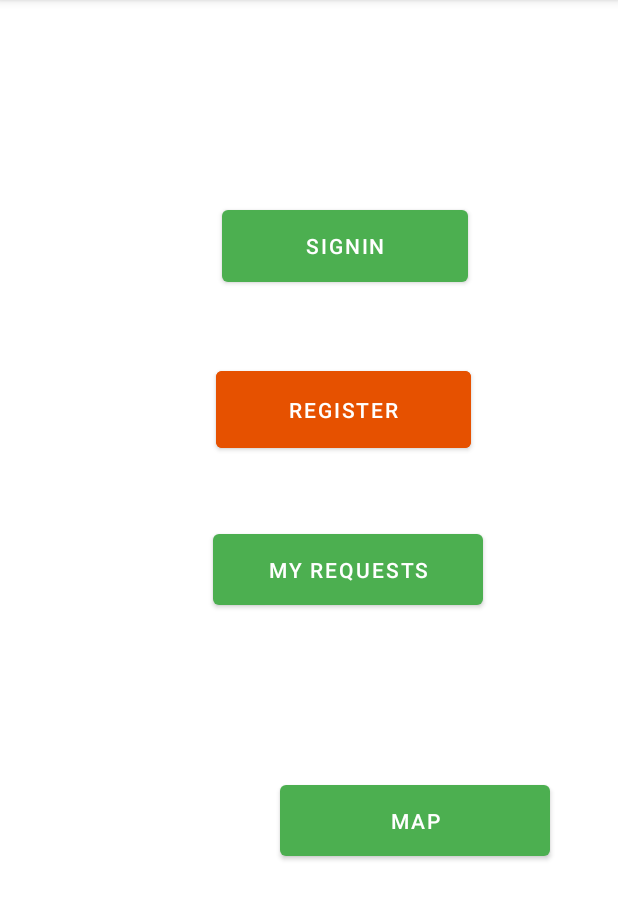
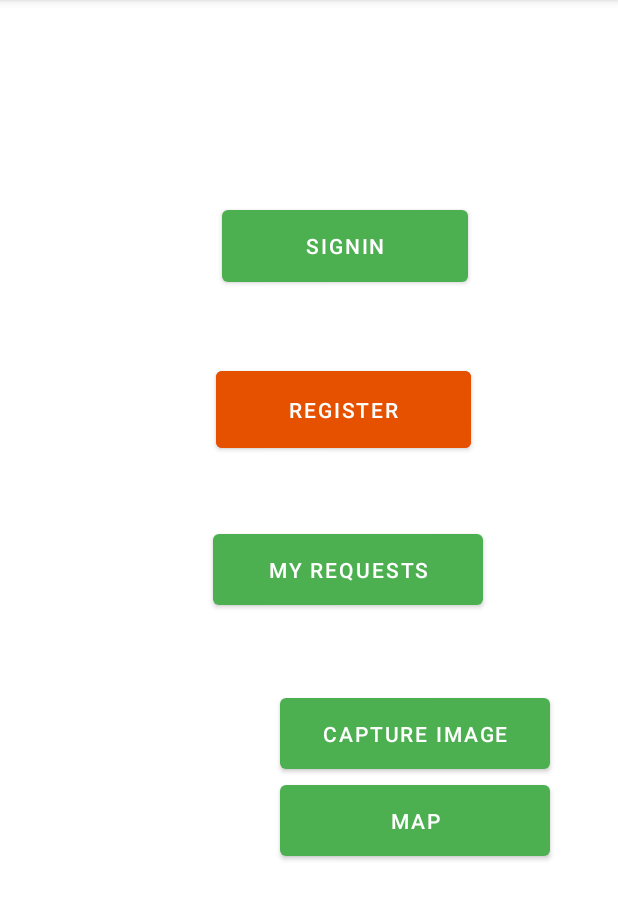
Before and after one commit to shayanmalinda/Effective-identification-of-Nitrogen-Fertilizer-demand-for-Paddy-Cultivation-using-UAVs, an Android app: the screen it shows after launch (HomeActivity), on a phone screen of 412 x 824 dp, the part 84-1004 px from its top. Run offline under Robolectric (Android 15) with nearby library versions, the phone set to English and light mode, and no system bars.

Commit message:
Image Capture Activity

```diff
--- a/Android/app/build.gradle
+++ b/Android/app/build.gradle
@@ -11,7 +11,7 @@ android {
 
         properties.load(project.rootProject.file('local.properties').newDataInputStream())
         manifestPlaceholders = [GEO_MAP_API_KEY: "${properties.getProperty('GEO_MAP_API_KEY')}"]
-
+        buildConfigField "String", "FLASK_SERVER_URL", properties.getProperty("FLASK_SERVER_URL")
         applicationId "com.example.smart_rice_care"
         minSdkVersion 16
         targetSdkVersion 30
--- a/Android/app/src/main/java/com/example/smart_rice_care/HomeActivity.java
+++ b/Android/app/src/main/java/com/example/smart_rice_care/HomeActivity.java
@@ -7,7 +7,6 @@ import android.os.Bundle;
 import android.widget.Button;
 import android.view.View;
 import android.widget.Toast;
-
 import java.io.IOException;
 
 import okhttp3.Call;
@@ -20,9 +19,9 @@ import okhttp3.Response;
 
 public class HomeActivity extends AppCompatActivity {
 
-    Button btn_signin,btn_signup,btn_map,btn_myrequests;
+    Button btn_signin,btn_signup,btn_map,btn_myrequests, bt_capture_image;
 
-    private String url = "http://" + "/192.168.1.3" + ":" + 5000 + "/";
+    private String url = "http:///" + BuildConfig.FLASK_SERVER_URL + ":" + 5000 + "/";
     private String postBodyString;
     private MediaType mediaType;
     private RequestBody requestBody;
@@ -31,18 +30,14 @@ public class HomeActivity extends AppCompatActivity {
     @Override
     protected void onCreate(Bundle savedInstanceState) {
         super.onCreate(savedInstanceState);
+
         setContentView(R.layout.activity_home);
+
         btn_signin=findViewById(R.id.button_signin);
         btn_signup=findViewById(R.id.button_signup);
         btn_map=findViewById(R.id.button_map);
         btn_myrequests=findViewById(R.id.button_myrequests);
-
-        btn_signin.setOnClickListener(
-                v -> {
-                    Intent i = new Intent(HomeActivity.this, SignInActivity.class);
-                    startActivity(i);
-                }
-        );
+        bt_capture_image=findViewById(R.id.bt_capture_image);
 
         btn_signup.setOnClickListener(
                 v -> {
@@ -68,6 +63,13 @@ public class HomeActivity extends AppCompatActivity {
         btn_myrequests.setOnClickListener(
                 v -> {
                     Intent i = new Intent(HomeActivity.this,MyRequestsActivity.class);
+                    startActivity(i);
+                }
+        );
+
+        bt_capture_image.setOnClickListener(
+                v -> {
+                    Intent i = new Intent(HomeActivity.this,ImageCaptureActivity.class);
                     startActivity(i);
                 }
         );
--- a/Android/app/src/main/res/layout/activity_home.xml
+++ b/Android/app/src/main/res/layout/activity_home.xml
@@ -69,4 +69,19 @@
         app:layout_constraintStart_toStartOf="parent"
         app:layout_constraintTop_toBottomOf="@+id/button_myrequests" />
 
+    <Button
+        android:id="@+id/bt_capture_image"
+        android:layout_width="180dp"
+        android:layout_height="59dp"
+        android:layout_marginStart="141dp"
+        android:layout_marginLeft="141dp"
+        android:layout_marginTop="8dp"
+        android:layout_marginRight="90dp"
+        android:layout_marginBottom="207dp"
+        android:text="@string/capture_image"
+        app:layout_constraintBottom_toBottomOf="parent"
+        app:layout_constraintEnd_toEndOf="parent"
+        app:layout_constraintStart_toStartOf="parent"
+        app:layout_constraintTop_toBottomOf="@+id/button_myrequests" />
+
 </androidx.constraintlayout.widget.ConstraintLayout>
--- a/Android/app/src/main/res/values/strings.xml
+++ b/Android/app/src/main/res/values/strings.xml
@@ -14,4 +14,5 @@
     <string name="nic" translatable="false">NIC</string>
     <string name="re_enter_password" translatable="false">Re-enter Password</string>
     <string name="next" translatable="false">Next</string>
+    <string name="capture_image" translatable="false">Capture Image</string>
 </resources>
```
Also changed, not shown: Android/app/src/main/AndroidManifest.xml (+15 -12 lines), Android/app/src/main/java/com/example/smart_rice_care/ImageCaptureActivity.java (added, +44 -0 lines), Android/app/src/main/res/layout/activity_image_capture.xml (added, +9 -0 lines).
